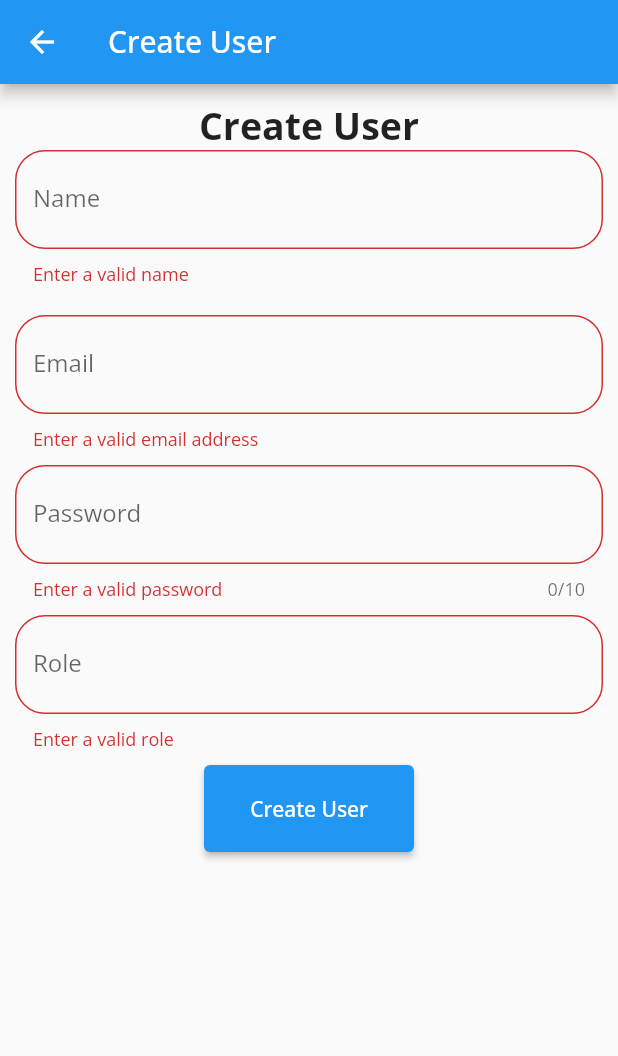
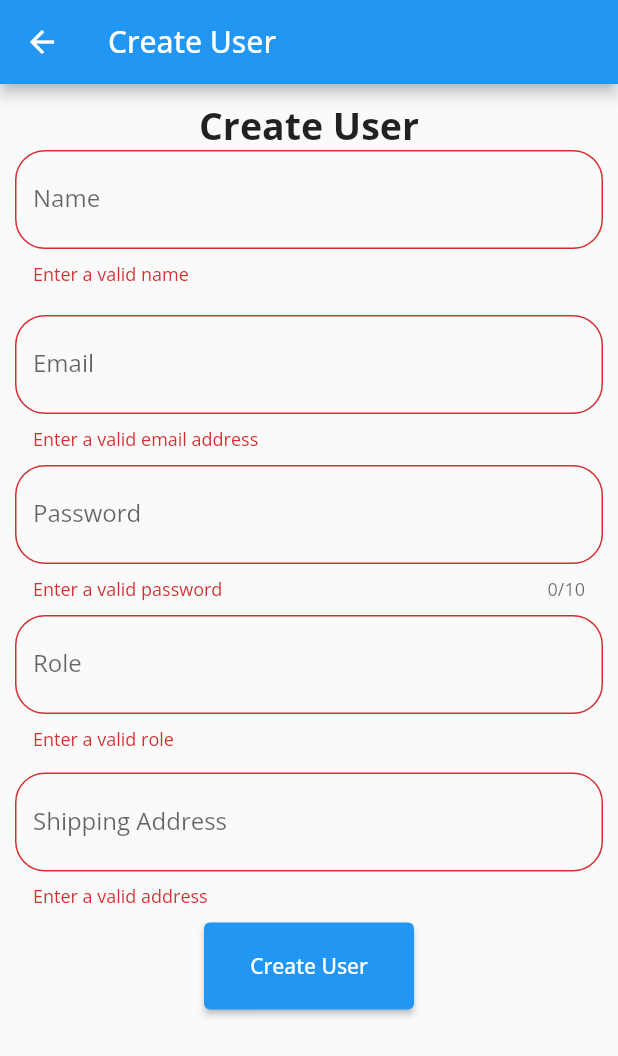
Before and after one commit to umer1999-x/milkoride, a Flutter app: the CreateUser screen opened directly, after a tap on "Create User", on a phone screen of 412 x 824 dp. Shown: the top 1056 px of the screen. Run offline on Flutter 3.47's test engine with Material 2 defaults, Android fonts, the phone set to English and light mode, and no system bars; our stand-ins replace cloud_firestore, firebase_auth, firebase_core, firebase_storage, get, google_fonts and 2 more; accounts and stored records are empty.

Commit message:
fifth commit

```diff
--- a/lib/controllers/cart_controller.dart
+++ b/lib/controllers/cart_controller.dart
@@ -1,4 +1,6 @@
+import 'package:flutter/cupertino.dart';
 import 'package:flutter/foundation.dart';
+import 'package:flutter/material.dart';
 import 'package:milkoride/models/cart_model.dart';
 import 'package:get/get.dart';
 import 'package:milkoride/models/order_model.dart';
@@ -29,11 +31,13 @@ class CartController extends GetxController {
     if (cartList
         .where((element) => element.productId == cartProduct.productId)
         .isNotEmpty) {
+      Get.snackbar('product already added to cart',cartProduct.productName.toString(),icon: const Icon(Icons.shopping_cart));
       if (kDebugMode) {
         print('product already added');
       }
     } else {
       cartList.add(cartProduct);
+      Get.snackbar('product added to cart',cartProduct.productName.toString(),icon: const Icon(Icons.shopping_cart));
       if (kDebugMode) {
         print('product added');
       }
--- a/lib/main.dart
+++ b/lib/main.dart
@@ -1,5 +1,6 @@
 import 'package:firebase_core/firebase_core.dart';
 import 'package:flutter/material.dart';
+import 'package:milkoride/controllers/add_product_controller.dart';
 import 'package:milkoride/controllers/create_user_controller.dart';
 import 'package:milkoride/controllers/edituser_controller.dart';
 import 'package:milkoride/controllers/login_controller.dart';
@@ -19,6 +20,7 @@ void main() async {
   Get.put(AdminController());
   Get.put(EditController());
   Get.put(CreateUserController());
+  Get.put(AddProductController());
   runApp(MyApp());
 }
 
--- a/lib/screens/admin_screens/create_user_screen.dart
+++ b/lib/screens/admin_screens/create_user_screen.dart
@@ -11,6 +11,7 @@ class CreateUser extends StatelessWidget with InputValidationMixin {
   final TextEditingController passwordController = TextEditingController();
   final TextEditingController roleController = TextEditingController();
   final TextEditingController nameController = TextEditingController();
+  final TextEditingController addressController = TextEditingController();
   final formGlobalKey = GlobalKey<FormState>();
   @override
   Widget build(BuildContext context) {
@@ -97,10 +98,29 @@ class CreateUser extends StatelessWidget with InputValidationMixin {
                       ),
                     ),
                     validator: (role) {
-                      if (role == 'customer' || role == 'supplier') {
+                      if (role == 'customer' || role == 'supplier' || role =='rider') {
                         return null;
                       } else {
                         return 'Enter a valid role';
+                      }
+                    },
+                  ),
+                  const SizedBox(
+                    height: 15.0,
+                  ),
+                  TextFormField(
+                    controller: addressController,
+                    decoration: const InputDecoration(
+                      labelText: "Shipping Address",
+                      border: OutlineInputBorder(
+                        borderRadius: BorderRadius.all(Radius.circular(20.0)),
+                      ),
+                    ),
+                    validator: (address) {
+                      if (address!.isNotEmpty && address.contains(RegExp(r'[a-zA-Z0-9, ]'))) {
+                        return null;
+                      } else {
+                        return 'Enter a valid address';
                       }
                     },
                   ),
@@ -120,8 +140,9 @@ class CreateUser extends StatelessWidget with InputValidationMixin {
                                 final String password =
                                     passwordController.text.trim();
                                 final String role = roleController.text.trim();
+                                final String address =addressController.text.trim();
                                 final String result = await auth.signUp(
-                                    name, email, password, role);
+                                    name, email, password, role,address);
                                 if (result.toString() == 'Signed Up') {
                                   Get.defaultDialog(
                                     title: 'Alert',
--- a/lib/screens/admin_screens/edit_user_data.dart
+++ b/lib/screens/admin_screens/edit_user_data.dart
@@ -11,6 +11,7 @@ class EditUser extends StatelessWidget with InputValidationMixin {
   final TextEditingController roleController = TextEditingController();
   final TextEditingController nameController = TextEditingController();
   final TextEditingController emailController = TextEditingController();
+  final TextEditingController addressController = TextEditingController();
   final formGlobalKey = GlobalKey<FormState>();
 
   @override
@@ -43,7 +44,7 @@ class EditUser extends StatelessWidget with InputValidationMixin {
                     decoration: const InputDecoration(
                         hintText: "Role", border: OutlineInputBorder()),
                     validator: (role) {
-                      if (role == 'customer' || role == 'supplier') {
+                      if (role == 'customer' || role == 'supplier' || role =='rider') {
                         return null;
                       } else {
                         return 'enter a valid role';
@@ -77,6 +78,22 @@ class EditUser extends StatelessWidget with InputValidationMixin {
                     },
                   ),
                   const SizedBox(height: 10),
+                  TextFormField(
+                    controller: addressController,
+                    decoration: const InputDecoration(
+                      labelText: "Shipping Address",
+                      border: OutlineInputBorder(
+                        borderRadius: BorderRadius.all(Radius.circular(20.0)),
+                      ),
+                    ),
+                    validator: (address) {
+                      if (address!.isNotEmpty && address.contains(RegExp(r'[a-zA-Z0-9#, ]'))) {
+                        return null;
+                      } else {
+                        return 'Enter a valid address';
+                      }
+                    },
+                  ),
                   Obx(
                     () => editController.isUpdating.value
                         ? const Center(
@@ -87,19 +104,22 @@ class EditUser extends StatelessWidget with InputValidationMixin {
                               String email = emailController.text.trim();
                               String newRole = roleController.text.trim();
                               String name = nameController.text.trim();
+                              String address = addressController.text.trim();
                               if (formGlobalKey.currentState!.validate()) {
                                 editController.isUpdating.value = true;
                                 String res = await AuthService.updateUser(
-                                    name, newRole, email, data[0].toString());
+                                    name, newRole, email, data[0].toString(),address);
                                 if (res == "successfully updated") {
                                   emailController.clear();
                                   roleController.clear();
                                   nameController.clear();
+                                  addressController.clear();
                                   editController.isUpdating.value = false;
                                 } else {
                                   emailController.clear();
                                   roleController.clear();
                                   nameController.clear();
+                                  addressController.clear();
                                   editController.isUpdating.value = false;
                                 }
                               }
--- a/lib/screens/customer_screens/customer_order_place_screen.dart
+++ b/lib/screens/customer_screens/customer_order_place_screen.dart
@@ -1,3 +1,4 @@
+import 'package:flutter/cupertino.dart';
 import 'package:flutter/material.dart';
 import 'package:milkoride/screens/customer_screens/cart_screen.dart';
 import 'package:milkoride/screens/customer_screens/product_card_widget.dart';
@@ -33,6 +34,7 @@ class _CustomerPlaceOrderState extends State<CustomerPlaceOrder> {
               child: SingleChildScrollView(
                 physics: const ScrollPhysics(),
                 child: Column(
+                  crossAxisAlignment: CrossAxisAlignment.end,
                   children: [
                     ListView.builder(
                       shrinkWrap: true,
@@ -53,7 +55,8 @@ class _CustomerPlaceOrderState extends State<CustomerPlaceOrder> {
                         Get.to(() => CartScreen());
                       },
                       child: const Icon(Icons.shopping_cart),
-                    )
+                    ),
+
                   ],
                 ),
               ),
--- a/lib/screens/login_signup_screens/login_screen.dart
+++ b/lib/screens/login_signup_screens/login_screen.dart
@@ -4,7 +4,7 @@ import 'package:flutter/foundation.dart';
 import 'package:flutter/material.dart';
 import 'package:cloud_firestore/cloud_firestore.dart';
 import 'package:milkoride/screens/admin_screens/admin.dart';
-import 'package:milkoride/screens/supplier_screen.dart';
+import 'package:milkoride/screens/supplier_screens/supplier_screen.dart';
 import 'package:milkoride/screens/customer_screens/customer_home_screen.dart';
 import 'package:milkoride/services/auth_services.dart';
 import 'package:milkoride/screens/utilites.dart';
--- a/lib/screens/login_signup_screens/sign_up.dart
+++ b/lib/screens/login_signup_screens/sign_up.dart
@@ -11,6 +11,7 @@ class SignUpScreen extends StatelessWidget with InputValidationMixin {
   final TextEditingController emailController = TextEditingController();
   final TextEditingController passwordController = TextEditingController();
   final TextEditingController nameController = TextEditingController();
+  final TextEditingController addressController = TextEditingController();
   final formGlobalKey = GlobalKey<FormState>();
 
   SignUpScreen({Key? key}) : super(key: key);
@@ -93,6 +94,25 @@ class SignUpScreen extends StatelessWidget with InputValidationMixin {
                     }
                   },
                 ),
+                const SizedBox(
+                  height: 15.0,
+                ),
+                TextFormField(
+                  controller: addressController,
+                  decoration: const InputDecoration(
+                    labelText: "Shipping Address",
+                    border: OutlineInputBorder(
+                      borderRadius: BorderRadius.all(Radius.circular(20.0)),
+                    ),
+                  ),
+                  validator: (address) {
+                    if (address!.isNotEmpty && address.contains(RegExp(r'[a-zA-Z0-9#, ]')) && address.length >= 6) {
+                      return null;
+                    } else {
+                      return 'Enter a valid address';
+                    }
+                  },
+                ),
                 Obx(
                   () => signController.isLoading.value
                       ? const Center(
@@ -113,11 +133,12 @@ class SignUpScreen extends StatelessWidget with InputValidationMixin {
                               final String password =
                                   passwordController.text.trim();
                               final String name = nameController.text.trim();
+                              final String address = addressController.text.trim();
 
                               signController.isLoading.value = true;
 
                               var res = await auth.signUp(
-                                  name, email, password, "user");
+                                  name, email, password, "user",address);
                               if (res.toString() == 'Signed Up') {
                                 Get.offAllNamed('/login');
 
--- a/lib/screens/supplier_screen.dart
+++ b/lib/screens/supplier_screens/supplier_screen.dart
@@ -1,4 +1,6 @@
 import 'package:flutter/material.dart';
+
+import '../../widgets/supplier_screen_widgets/supplier_drawer.dart';
 
 class SupplierScreen extends StatefulWidget {
   const SupplierScreen({Key? key}) : super(key: key);
@@ -11,6 +13,7 @@ class _SupplierScreenState extends State<SupplierScreen> {
   @override
   Widget build(BuildContext context) {
     return SafeArea(child: Scaffold(
+      drawer: const SupplierDrawer(),
       appBar: AppBar(title: const Text('Supplier Screen'),),
       body: const Center(
         child: Text('Supplier Screen'),
--- a/lib/services/auth_services.dart
+++ b/lib/services/auth_services.dart
@@ -28,7 +28,7 @@ class AuthService {
   }
 
   Future<String> signUp(
-      String name, String email, String password, String role) async {
+      String name, String email, String password, String role,String address) async {
     try {
       await _auth
           .createUserWithEmailAndPassword(email: email, password: password)
@@ -43,7 +43,8 @@ class AuthService {
           'uid': user.uid,
           'email': email,
           'password': password,
-          'role': role
+          'role': role,
+          'address':address
         });
       });
       return "Signed Up";
@@ -64,7 +65,7 @@ class AuthService {
     }
   }
 
-  static Future<String> updateUser(String name, String newRole, String email ,String uid) async {
+  static Future<String> updateUser(String name, String newRole, String email ,String uid,String address) async {
     try {
       await FirebaseFirestore.instance
           .collection('users')
@@ -73,6 +74,7 @@ class AuthService {
         'name': name,
         'role': newRole,
         'email': email,
+        'address':address
         //'password': newPassword,
       });
       Get.defaultDialog(
--- a/lib/services/controllers.dart
+++ b/lib/services/controllers.dart
@@ -1,7 +1,9 @@
+import 'package:milkoride/controllers/add_product_controller.dart';
 import 'package:milkoride/controllers/admin_controller.dart';
 import 'package:milkoride/controllers/create_user_controller.dart';
 import 'package:milkoride/controllers/edituser_controller.dart';
 import 'package:milkoride/controllers/sign_up_controller.dart';
+import 'package:milkoride/models/add_product_model.dart';
 
 import '../controllers/cart_controller.dart';
 import '../controllers/login_controller.dart';
@@ -12,3 +14,4 @@ SignUpController signController = SignUpController.instance;
 AdminController adminController = AdminController.instance;
 EditController editController = EditController.instance;
 CreateUserController createUserController = CreateUserController.instance;
+AddProductController addProductController=AddProductController.instance;
```
Also changed, not shown: lib/controllers/add_product_controller.dart (added, +7 -0 lines), lib/screens/admin_screens/add_product.dart (+17 -6 lines), lib/screens/admin_screens/show_products.dart (+4 -3 lines), lib/widgets/supplier_screen_widgets/supplier_drawer.dart (added, +102 -0 lines).
